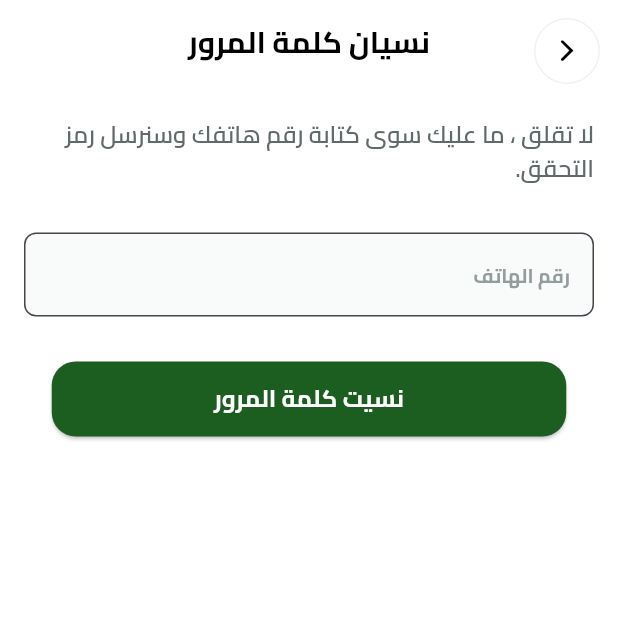
After one commit to a7medjamal/fruit_hub, a Flutter app: the ForgetPasswordView screen opened by its route, on a phone screen of 412 x 824 dp, the top half of it. The commit adds this screen. Run offline on Flutter 3.47's test engine with Material 3 defaults, Android fonts, the phone set to English and light mode, and no system bars; our stand-ins replace flutter_svg, go_router, google_fonts, path_drawing.

Commit message:
feat: add forget password view and body with UI elements and navigation

```diff
--- /dev/null
+++ b/lib/Features/auth/presentation/views/forget_password_view.dart
@@ -0,0 +1,16 @@
+import 'package:flutter/material.dart';
+import 'package:fruit_hub/Features/auth/presentation/widgets/custom_app_bar.dart';
+import 'package:fruit_hub/Features/auth/presentation/widgets/forget_password_view_body.dart';
+
+class ForgetPasswordView extends StatelessWidget {
+  const ForgetPasswordView({super.key});
+
+  @override
+  Widget build(BuildContext context) {
+    return SafeArea(
+      child: Scaffold(appBar: CustomAppBar(text: 'نسيان كلمة المرور'),
+      body: ForgetPasswordViewBody(),
+      ),
+    );
+  }
+}
--- a/lib/Features/auth/presentation/widgets/forget_password_row.dart
+++ b/lib/Features/auth/presentation/widgets/forget_password_row.dart
@@ -1,5 +1,7 @@
 import 'package:flutter/material.dart';
 import 'package:fruit_hub/Features/auth/presentation/widgets/custom_text_widget.dart';
+import 'package:fruit_hub/core/utils/app_router.dart';
+import 'package:go_router/go_router.dart';
 
 class ForgetPasswordRow extends StatelessWidget {
   const ForgetPasswordRow({super.key});
@@ -14,6 +16,9 @@ class ForgetPasswordRow extends StatelessWidget {
           clickableText: 'نسيت كلمة المرور؟',
           clickableTextColor: Colors.green[500]!,
           textFontSize: 13,
+          onTap: () {
+            GoRouter.of(context).push(AppRouter.kForgetPasswordView);
+          },
         ),
       ],
     );
--- /dev/null
+++ b/lib/Features/auth/presentation/widgets/forget_password_view_body.dart
@@ -0,0 +1,36 @@
+import 'package:flutter/material.dart';
+import 'package:fruit_hub/Features/auth/presentation/widgets/custom_text_field.dart';
+import 'package:fruit_hub/Features/splash/presentation/widgets/custom_elevated_button.dart';
+
+class ForgetPasswordViewBody extends StatelessWidget {
+  const ForgetPasswordViewBody({super.key});
+
+  @override
+  Widget build(BuildContext context) {
+    return Padding(
+      padding: const EdgeInsets.symmetric(horizontal: 16),
+      child: Column(
+        children: [
+          const SizedBox(height: 22),
+          Text(
+            'لا تقلق ، ما عليك سوى كتابة رقم هاتفك وسنرسل رمز التحقق.',
+            style: TextStyle(
+              fontSize: 16,
+              color: Color(0xff616A6B),
+              fontFamily: 'Cairo',
+              fontWeight: FontWeight.w600,
+            ),
+          ),
+          const SizedBox(height: 31),
+          CustomTextField(hintText: 'رقم الهاتف'),
+          const SizedBox(height: 30),
+          CustomElevatedButton(
+            onPressed: () {},
+            backgroundColor: Colors.green[900],
+            text: 'نسيت كلمة المرور',
+          ),
+        ],
+      ),
+    );
+  }
+}
--- a/lib/core/utils/app_router.dart
+++ b/lib/core/utils/app_router.dart
@@ -1,3 +1,4 @@
+import 'package:fruit_hub/Features/auth/presentation/views/forget_password_view.dart';
 import 'package:fruit_hub/Features/auth/presentation/views/login_view.dart';
 import 'package:fruit_hub/Features/auth/presentation/views/register_view.dart';
 import 'package:fruit_hub/Features/onboarding/presentation/views/onboarding_view.dart';
@@ -10,6 +11,7 @@ abstract class AppRouter {
   static final String kSplash2View = '/onboarding2';
   static final String kRegisterView = '/register';
   static final String kLoginView = '/login';
+  static final String kForgetPasswordView = '/forget-password';
   static final GoRouter router = GoRouter(
     routes: [
       GoRoute(path: '/', builder: (context, state) => const OnboardingView()),
@@ -22,6 +24,7 @@ abstract class AppRouter {
         builder: (context, state) => const RegisterView(),
       ),
       GoRoute(path: kLoginView, builder: (context, state) => const LoginView()),
+      GoRoute(path: kForgetPasswordView, builder: (context, state) => const ForgetPasswordView()),
     ],
   );
 }
```
